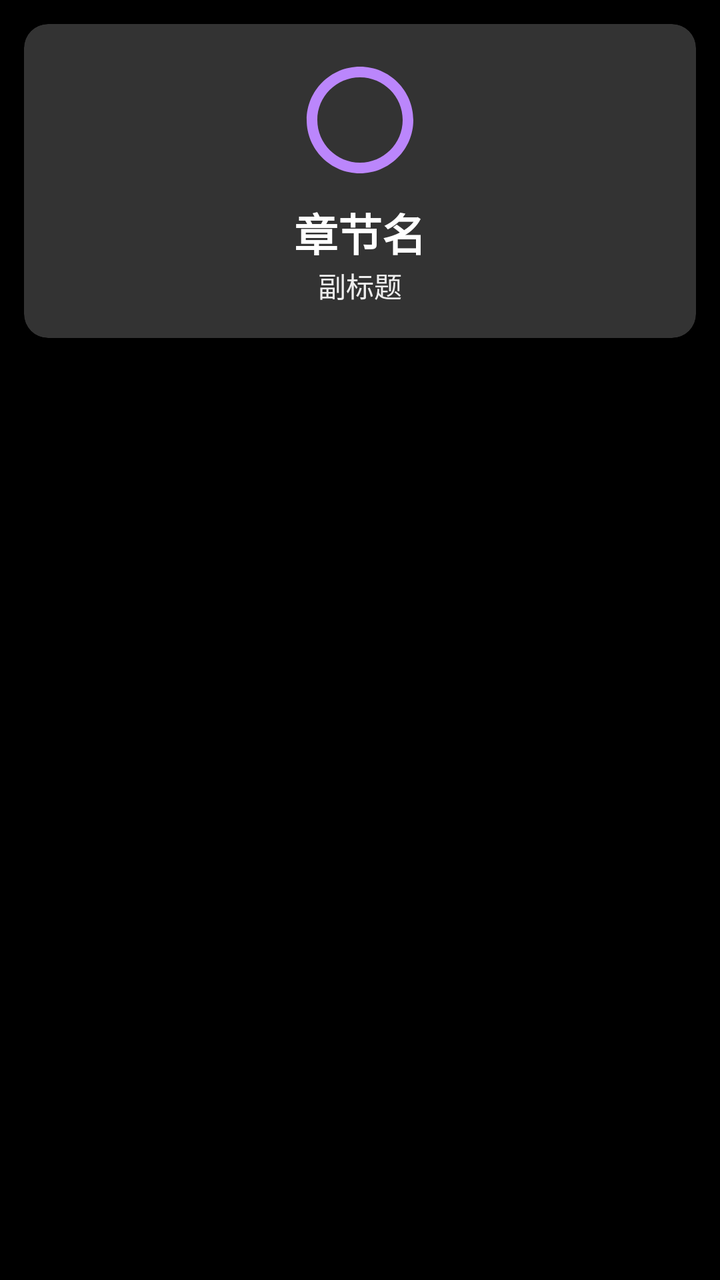
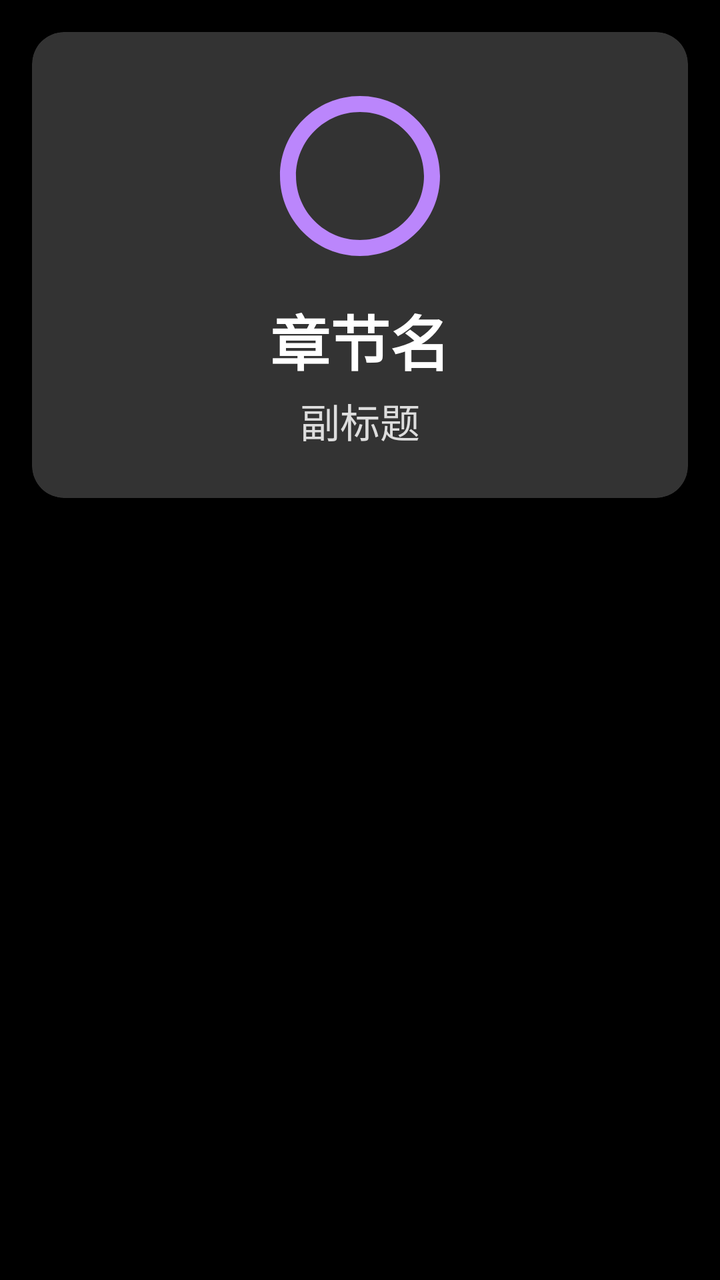

Before-and-after screenshots of an Android layout around one commit, followed by the original layout XML and the change that was made.
<!-- AndroidManifest.xml: application theme Theme.ChineseLearning -->
<!-- res/layout/item_chapter.xml -->
<?xml version="1.0" encoding="utf-8"?>
<FrameLayout xmlns:android="http://schemas.android.com/apk/res/android"
    xmlns:app="http://schemas.android.com/apk/res-auto"
    android:layout_width="match_parent"
    android:layout_height="wrap_content"
    android:padding="12dp"
    android:clipChildren="false"
    android:clipToPadding="false">

    <androidx.cardview.widget.CardView
        android:id="@+id/card_chapter"
        android:layout_width="match_parent"
        android:layout_height="wrap_content"
        android:focusable="true"
        android:clickable="true"
        app:cardElevation="6dp"
        app:cardCornerRadius="12dp"
        app:cardBackgroundColor="#333333">

        <LinearLayout
            android:id="@+id/chapter_content"
            android:layout_width="match_parent"
            android:layout_height="wrap_content"
            android:orientation="vertical"
            android:padding="16dp"
            android:gravity="center"
            android:background="@android:color/transparent">

            <ImageView
                android:id="@+id/iv_chapter_icon"
                android:layout_width="64dp"
                android:layout_height="64dp"
                android:src="@drawable/ic_chapter_placeholder" />

            <TextView
                android:id="@+id/tv_chapter_title"
                android:layout_width="wrap_content"
                android:layout_height="wrap_content"
                android:text="章节名"
                android:textSize="22sp"
                android:textColor="#FFFFFF"
                android:textStyle="bold"
                android:layout_marginTop="8dp" />

            <TextView
                android:id="@+id/tv_chapter_subtitle"
                android:layout_width="wrap_content"
                android:layout_height="wrap_content"
                android:text="副标题"
                android:textSize="14sp"
                android:textColor="#EEEEEE" />
        </LinearLayout>
    </androidx.cardview.widget.CardView>
</FrameLayout>
<!-- resources referenced by this layout -->
<resources>
  <!-- drawable ic_chapter_placeholder (drawable) -->
  <vector xmlns:android="http://schemas.android.com/apk/res/android"
      android:width="24dp" android:height="24dp" android:viewportWidth="24" android:viewportHeight="24">
      <path android:fillColor="#FFBB86FC" android:pathData="M12,2C6.48,2 2,6.48 2,12s4.48,10 10,10 10,-4.48 10,-10S17.52,2 12,2zM12,20c-4.41,0 -8,-3.59 -8,-8s3.59,-8 8,-8 8,3.59 8,8 -3.59,8 -8,8z"/>
  </vector>
  <style name="Theme.ChineseLearning" parent="Theme.AppCompat.NoActionBar">
          <item name="android:windowBackground">@color/black</item>
          <item name="android:colorPrimary">@color/purple_500</item>
          <item name="android:colorPrimaryDark">@color/purple_700</item>
          <item name="android:colorAccent">@color/teal_200</item>
      </style>
  <color name="black">#FF000000</color>
  <color name="purple_500">#FF6200EE</color>
  <color name="purple_700">#FF3700B3</color>
  <color name="teal_200">#FF03DAC5</color>
</resources>

<!-- the commit's change to res/layout/item_chapter.xml (unified diff, before → after) -->
@@ -3,7 +3,7 @@
     xmlns:app="http://schemas.android.com/apk/res-auto"
     android:layout_width="match_parent"
     android:layout_height="wrap_content"
-    android:padding="12dp"
+    android:padding="16dp"
     android:clipChildren="false"
     android:clipToPadding="false">
 
@@ -14,41 +14,57 @@
         android:focusable="true"
         android:clickable="true"
         app:cardElevation="6dp"
-        app:cardCornerRadius="12dp"
+        app:cardCornerRadius="16dp"
         app:cardBackgroundColor="#333333">
 
-        <LinearLayout
-            android:id="@+id/chapter_content"
+        <FrameLayout
             android:layout_width="match_parent"
-            android:layout_height="wrap_content"
-            android:orientation="vertical"
-            android:padding="16dp"
-            android:gravity="center"
-            android:background="@android:color/transparent">
+            android:layout_height="wrap_content">
 
+            <LinearLayout
+                android:id="@+id/chapter_content"
+                android:layout_width="match_parent"
+                android:layout_height="wrap_content"
+                android:orientation="vertical"
+                android:padding="24dp"
+                android:gravity="center"
+                android:background="@android:color/transparent">
+
+                <ImageView
+                    android:id="@+id/iv_chapter_icon"
+                    android:layout_width="96dp"
+                    android:layout_height="96dp"
+                    android:src="@drawable/ic_chapter_placeholder" />
+
+                <TextView
+                    android:id="@+id/tv_chapter_title"
+                    android:layout_width="wrap_content"
+                    android:layout_height="wrap_content"
+                    android:text="章节名"
+                    android:textSize="30sp"
+                    android:textColor="#FFFFFF"
+                    android:textStyle="bold"
+                    android:layout_marginTop="12dp" />
+
+                <TextView
+                    android:id="@+id/tv_chapter_subtitle"
+                    android:layout_width="wrap_content"
+                    android:layout_height="wrap_content"
+                    android:text="副标题"
+                    android:textSize="20sp"
+                    android:textColor="#DDDDDD"
+                    android:layout_marginTop="4dp" />
+            </LinearLayout>
+
+            
             <ImageView
-                android:id="@+id/iv_chapter_icon"
+                android:id="@+id/iv_chapter_lock"
                 android:layout_width="64dp"
                 android:layout_height="64dp"
-                android:src="@drawable/ic_chapter_placeholder" />
-
-            <TextView
-                android:id="@+id/tv_chapter_title"
-                android:layout_width="wrap_content"
-                android:layout_height="wrap_content"
-                android:text="章节名"
-                android:textSize="22sp"
-                android:textColor="#FFFFFF"
-                android:textStyle="bold"
-                android:layout_marginTop="8dp" />
-
-            <TextView
-                android:id="@+id/tv_chapter_subtitle"
-                android:layout_width="wrap_content"
-                android:layout_height="wrap_content"
-                android:text="副标题"
-                android:textSize="14sp"
-                android:textColor="#EEEEEE" />
-        </LinearLayout>
+                android:layout_gravity="top|end"
+                android:layout_margin="12dp"
+                android:src="@drawable/ic_lock"
+                android:visibility="gone" />
+        </FrameLayout>
     </androidx.cardview.widget.CardView>
 </FrameLayout>
<!-- resource entries referenced after the edit -->
@@ -4,6 +4,11 @@
   <vector xmlns:android="http://schemas.android.com/apk/res/android"
       android:width="24dp" android:height="24dp" android:viewportWidth="24" android:viewportHeight="24">
       <path android:fillColor="#FFBB86FC" android:pathData="M12,2C6.48,2 2,6.48 2,12s4.48,10 10,10 10,-4.48 10,-10S17.52,2 12,2zM12,20c-4.41,0 -8,-3.59 -8,-8s3.59,-8 8,-8 8,3.59 8,8 -3.59,8 -8,8z"/>
+  </vector>
+  <!-- drawable ic_lock (drawable) -->
+  <vector xmlns:android="http://schemas.android.com/apk/res/android"
+      android:width="24dp" android:height="24dp" android:viewportWidth="24" android:viewportHeight="24">
+      <path android:fillColor="#FF0000" android:pathData="M18,8h-1V6c0,-2.76 -2.24,-5 -5,-5S7,3.24 7,6v2H6c-1.1,0 -2,0.9 -2,2v10c0,1.1 0.9,2 2,2h12c1.1,0 2,-0.9 2,-2V10c0,-1.1 -0.9,-2 -2,-2zM9,6c0,-1.66 1.34,-3 3,-3s3,1.34 3,3v2H9V6zM12,17c-1.1,0 -2,-0.9 -2,-2s0.9,-2 2,-2 2,0.9 2,2 -0.9,2 -2,2z"/>
   </vector>
   <style name="Theme.ChineseLearning" parent="Theme.AppCompat.NoActionBar">
           <item name="android:windowBackground">@color/black</item>
